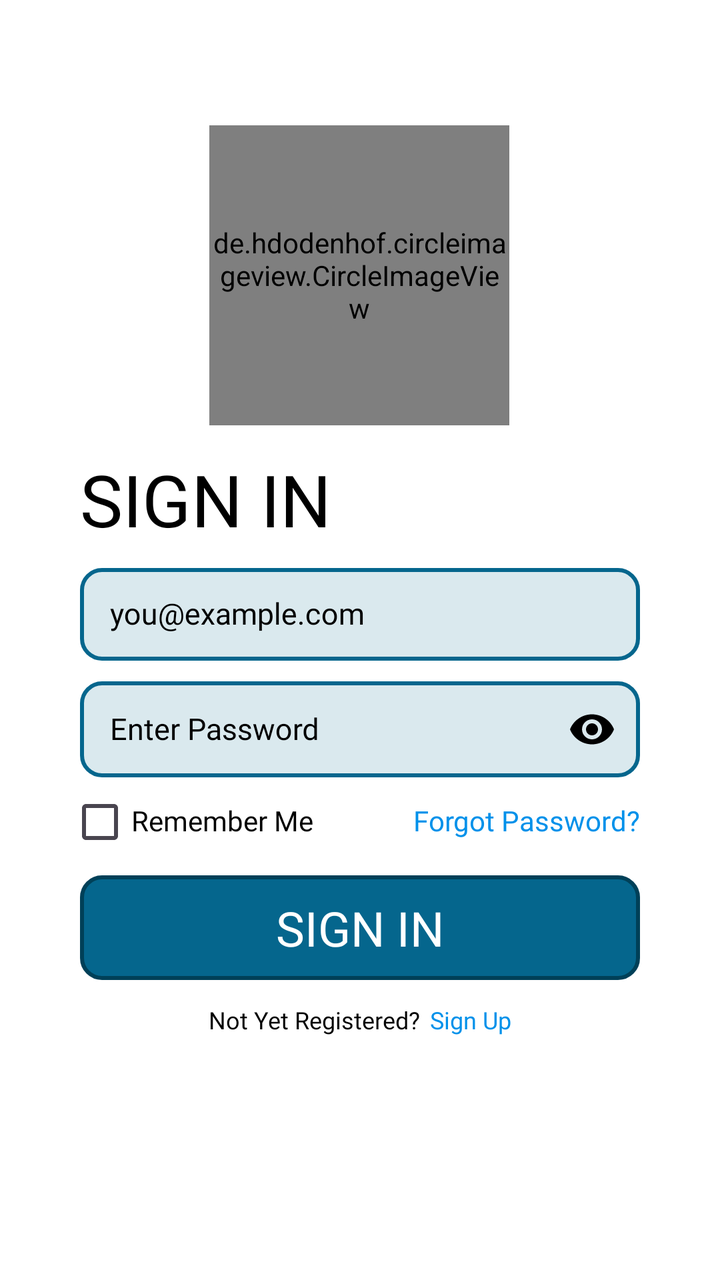
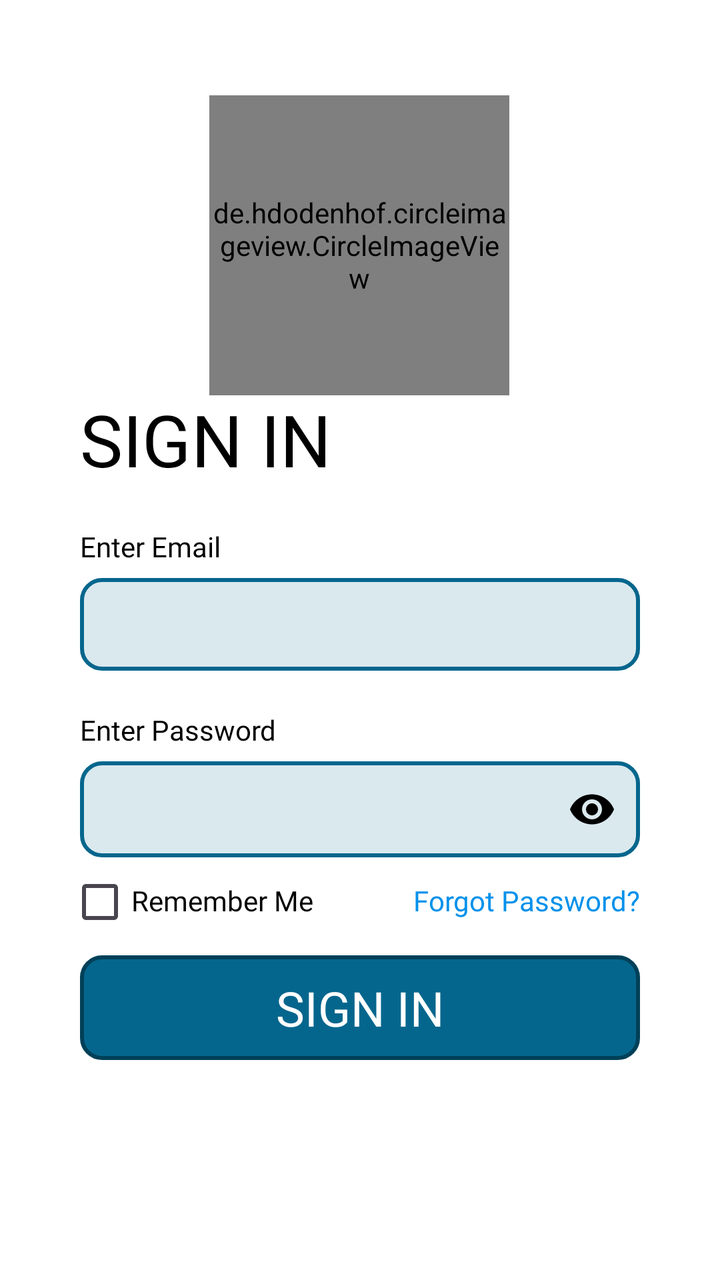

Screens rendered from an Android XML layout before and after an edit, with the pre-edit source and the edit as a unified diff.
<!-- AndroidManifest.xml: application theme Theme.Hostelvault -->
<!-- res/layout/activity_login.xml -->
<?xml version="1.0" encoding="utf-8"?>
<androidx.constraintlayout.widget.ConstraintLayout xmlns:android="http://schemas.android.com/apk/res/android"
    xmlns:app="http://schemas.android.com/apk/res-auto"
    xmlns:tools="http://schemas.android.com/tools"
    android:id="@+id/main"
    android:layout_width="match_parent"
    android:layout_height="match_parent"
    android:background="#FFFFFF"
    android:gravity="bottom"
    android:orientation="vertical"
    android:padding="20dp"
    tools:context=".loginActivity">

    
    
    
    
    
    
    

    <de.hdodenhof.circleimageview.CircleImageView
        android:id="@+id/profile_image"
        android:layout_width="150dp"
        android:layout_marginTop="50dp"
        android:layout_height="150dp"
        android:src="@drawable/picsart"
        app:civ_border_color="#FF000000"
        app:civ_border_width="2dp"
        app:layout_constraintBottom_toTopOf="@+id/linearLayout2"
        app:layout_constraintEnd_toEndOf="parent"
        app:layout_constraintHorizontal_bias="0.498"
        app:layout_constraintStart_toStartOf="parent"
        app:layout_constraintTop_toTopOf="parent" />

    

    <LinearLayout
        android:id="@+id/linearLayout2"
        android:layout_width="match_parent"
        android:layout_height="wrap_content"
        android:layout_marginBottom="80dp"
        android:gravity="start"
        android:orientation="vertical"
        android:padding="20dp"
        app:layout_constraintBottom_toBottomOf="parent"
        app:layout_constraintEnd_toEndOf="parent"
        app:layout_constraintHorizontal_bias="0.0"
        app:layout_constraintStart_toStartOf="parent"
        app:layout_constraintTop_toTopOf="parent"
        app:layout_constraintVertical_bias="1.0">

        <TextView
            android:id="@+id/logintv"
            android:layout_width="wrap_content"
            android:layout_height="wrap_content"
            android:fontFamily="@font/poppins_semibold"
            android:text="@string/sign_in"
            android:textAllCaps="true"
            android:textColor="@color/black"
            android:textSize="36sp">

        </TextView>


        <com.google.android.material.textfield.TextInputLayout
            style="@style/Widget.Material3.TextInputLayout.OutlinedBox.Dense"
            android:layout_width="match_parent"
            android:layout_height="wrap_content"
            android:layout_marginTop="5dp"
            android:textColorHint="@color/black"
            app:endIconMode="clear_text">

            <com.google.android.material.textfield.TextInputEditText
                android:id="@+id/loginEt_email"
                style="@style/Theme.Hostelvault"
                android:layout_width="match_parent"
                android:background="@drawable/btn_bg_transparent"
                android:layout_height="match_parent"
                android:layout_marginTop="10dp"
                android:autofillHints="emailAddress"
                android:fontFamily="@font/poppins"
                android:hint="@string/you_example_com"
                android:includeFontPadding="true"
                android:inputType="text"
                android:paddingStart="15dp"
                android:textColor="@color/black"
                android:textColorHint="@color/grey"
                android:textSize="15sp"
                tools:ignore="RtlSymmetry">

            </com.google.android.material.textfield.TextInputEditText>

        </com.google.android.material.textfield.TextInputLayout>


        <com.google.android.material.textfield.TextInputLayout
            style="@style/Widget.Material3.TextInputLayout.OutlinedBox.Dense"
            android:layout_width="match_parent"
            android:layout_height="wrap_content"
            android:layout_marginTop="5dp"
            android:textColorHint="@color/black"
            app:passwordToggleEnabled="true"
            app:passwordToggleTint="@color/black">

            <com.google.android.material.textfield.TextInputEditText
                android:id="@+id/loginET_pwd"
                android:layout_width="match_parent"
                style="@style/Theme.Hostelvault"
                android:layout_height="match_parent"
                android:background="@drawable/btn_bg_transparent"
                android:layout_marginTop="10dp"
                android:autofillHints="password"
                android:fontFamily="@font/poppins"
                android:hint="@string/enter_password"
                android:includeFontPadding="true"
                android:inputType="textPassword"
                android:paddingStart="15dp"
                android:textColor="@color/black"
                android:textColorHint="@color/grey"
                android:textSize="15sp"
                tools:ignore="RtlSymmetry">

            </com.google.android.material.textfield.TextInputEditText>

        </com.google.android.material.textfield.TextInputLayout>

        <androidx.constraintlayout.widget.ConstraintLayout
            android:layout_width="match_parent"
            android:layout_height="wrap_content"
            android:layout_gravity="center"

            android:orientation="horizontal">

            <com.google.android.material.checkbox.MaterialCheckBox
                android:id="@+id/rememberME"
                android:layout_width="20dp"
                android:layout_height="20dp"
                app:buttonIconTint="@color/white"
                app:layout_constraintBottom_toBottomOf="parent"
                app:layout_constraintEnd_toEndOf="parent"
                app:layout_constraintHorizontal_bias="0.0"
                app:layout_constraintStart_toStartOf="parent"
                app:layout_constraintTop_toTopOf="parent"
                app:layout_constraintVertical_bias="0.428">

            </com.google.android.material.checkbox.MaterialCheckBox>

            <TextView
                android:id="@+id/textView4"
                android:layout_width="wrap_content"
                android:layout_height="25dp"
                android:layout_marginTop="12dp"
                android:layout_marginBottom="12dp"
                android:autoSizeMaxTextSize="28sp"
                android:autoSizeMinTextSize="12sp"
                android:autoSizeStepGranularity="1sp"
                android:autoSizeTextType="uniform"
                android:fontFamily="@font/poppins"
                android:text="@string/remember_me"
                android:textColor="@color/black"
                android:textFontWeight="500"
                android:textScaleX="1"
                app:layout_constraintBottom_toBottomOf="parent"
                app:layout_constraintEnd_toEndOf="parent"
                app:layout_constraintHorizontal_bias="0.135"
                app:layout_constraintStart_toStartOf="parent"
                app:layout_constraintTop_toTopOf="parent"
                app:layout_constraintVertical_bias="0.0">

            </TextView>

            <TextView
                android:id="@+id/forgotpwd"
                android:layout_width="wrap_content"
                android:layout_height="25dp"
                android:autoSizeMaxTextSize="28sp"
                android:autoSizeMinTextSize="12sp"
                android:autoSizeStepGranularity="1sp"
                android:autoSizeTextType="uniform"
                android:fontFamily="@font/poppins"
                android:text="@string/forgot_password"
                android:textColor="@color/blue"
                android:textFontWeight="500"
                android:textScaleX="1"
                app:layout_constraintBottom_toBottomOf="parent"
                app:layout_constraintEnd_toEndOf="parent"
                app:layout_constraintHorizontal_bias="1.0"
                app:layout_constraintStart_toStartOf="parent"
                app:layout_constraintTop_toTopOf="parent">

            </TextView>


        </androidx.constraintlayout.widget.ConstraintLayout>


        <com.google.android.material.button.MaterialButton
            android:id="@+id/button"
            style="@style/Theme.Hostelvault"
            android:layout_width="match_parent"
            android:layout_height="wrap_content"
            android:layout_gravity="center"
            android:layout_marginBottom="10dp"
            android:autoSizeMaxTextSize="28sp"
            android:autoSizeMinTextSize="12sp"
            android:autoSizeStepGranularity="1sp"
            android:autoSizeTextType="uniform"
            android:background="@drawable/btn_bg"
            android:fontFamily="@font/poppins_semibold"
            android:gravity="center"
            android:text="@string/sign_in"
            android:textAllCaps="true"
            android:textColor="@color/white"
            android:textSize="24sp">

        </com.google.android.material.button.MaterialButton>


        <LinearLayout
            android:layout_width="match_parent"
            android:layout_height="20dp"
            android:layout_gravity="center"
            android:gravity="center"
            android:orientation="horizontal">

            <TextView
                android:layout_width="wrap_content"
                android:layout_height="wrap_content"
                android:fontFamily="@font/poppins"
                android:text="@string/not_yet_registered"
                android:textColor="@color/black"
                android:textSize="12sp">

            </TextView>

            <TextView
                android:id="@+id/loginIntosignup"
                android:layout_width="wrap_content"
                android:layout_height="wrap_content"
                android:layout_marginLeft="5dp"
                android:fontFamily="@font/poppins"
                android:text="Sign Up"
                android:textColor="@color/blue"
                android:textSize="12sp">

            </TextView>


        </LinearLayout>

    </LinearLayout>

    <ProgressBar
        android:id="@+id/progressbarSignin"
        android:layout_width="50dp"
        android:layout_height="50dp"
        android:layout_marginTop="10dp"
        android:visibility="gone">

    </ProgressBar>


</androidx.constraintlayout.widget.ConstraintLayout>
<!-- resources referenced by this layout -->
<resources>
  <color name="black">#FF000000</color>
  <color name="blue">#0091EA</color>
  <color name="grey">#3A393D</color>
  <color name="white">#FFFFFFFF</color>
  <!-- drawable btn_bg (drawable) -->
  <?xml version="1.0" encoding="utf-8"?>
  <shape xmlns:android="http://schemas.android.com/apk/res/android" android:shape="rectangle">
      <stroke
          android:color="#004058"
          android:width="2dp">
      </stroke>
      <corners
          android:radius="10dp">
      </corners>
      <solid
          android:color="@color/dark_teal">
      </solid>
  </shape>
  <!-- drawable btn_bg_transparent (drawable) -->
  <?xml version="1.0" encoding="utf-8"?>
  <shape xmlns:android="http://schemas.android.com/apk/res/android" android:shape="rectangle">
      <stroke
          android:color="@color/dark_teal"
          android:width="2dp">
      </stroke>
      <corners
          android:radius="10dp">
      </corners>
      <solid
          android:color="#2505668D">
      </solid>
  
  </shape>
  <!-- drawable picsart: jpeg bitmap (drawable, 166505 bytes) -->
  <string name="enter_password">Enter Password</string>
  <string name="forgot_password">Forgot Password?</string>
  <string name="not_yet_registered">Not Yet Registered?</string>
  <string name="remember_me">Remember Me</string>
  <string name="sign_in">Sign In</string>
  <string name="you_example_com">you@example.com</string>
  <style name="Theme.Hostelvault" parent="Theme.Material3.DayNight.NoActionBar">
  
          <item name="android:statusBarColor">@color/bg_color</item>
          <item name="colorPrimary">@color/dark_teal</item>
          <item name="colorPrimaryVariant">@color/transparent</item>
          <item name="backgroundTint">@null</item>
          <item name="strokeColor">@null</item>
  
      </style>
  <color name="dark_teal">#05668D</color>
  <color name="bg_color">#1A1A24</color>
  <color name="transparent">#004F4FA5</color>
</resources>

<!-- the commit's change to res/layout/activity_login.xml (unified diff, before → after) -->
@@ -22,8 +22,8 @@
     <de.hdodenhof.circleimageview.CircleImageView
         android:id="@+id/profile_image"
         android:layout_width="150dp"
+        android:layout_height="150dp"
         android:layout_marginTop="50dp"
-        android:layout_height="150dp"
         android:src="@drawable/picsart"
         app:civ_border_color="#FF000000"
         app:civ_border_width="2dp"
@@ -39,7 +39,7 @@
         android:id="@+id/linearLayout2"
         android:layout_width="match_parent"
         android:layout_height="wrap_content"
-        android:layout_marginBottom="80dp"
+        android:layout_marginBottom="60dp"
         android:gravity="start"
         android:orientation="vertical"
         android:padding="20dp"
@@ -62,12 +62,26 @@
 
         </TextView>
 
+        <TextView
+            android:layout_width="wrap_content"
+            android:layout_height="20dp"
+            android:autoSizeMaxTextSize="28sp"
+            android:layout_marginTop="20dp"
+            android:autoSizeMinTextSize="12sp"
+            android:autoSizeStepGranularity="1sp"
+            android:autoSizeTextType="uniform"
+            android:fontFamily="@font/poppins"
+            android:text="Enter Email"
+            android:textColor="@color/black"
+            android:textScaleX="1">
+
+        </TextView>
+
 
         <com.google.android.material.textfield.TextInputLayout
             style="@style/Widget.Material3.TextInputLayout.OutlinedBox.Dense"
             android:layout_width="match_parent"
             android:layout_height="wrap_content"
-            android:layout_marginTop="5dp"
             android:textColorHint="@color/black"
             app:endIconMode="clear_text">
 
@@ -75,12 +89,11 @@
                 android:id="@+id/loginEt_email"
                 style="@style/Theme.Hostelvault"
                 android:layout_width="match_parent"
-                android:background="@drawable/btn_bg_transparent"
                 android:layout_height="match_parent"
                 android:layout_marginTop="10dp"
                 android:autofillHints="emailAddress"
-                android:fontFamily="@font/poppins"
-                android:hint="@string/you_example_com"
+                android:background="@drawable/btn_bg_transparent"
+                android:fontFamily="@font/poppins"
                 android:includeFontPadding="true"
                 android:inputType="text"
                 android:paddingStart="15dp"
@@ -93,26 +106,38 @@
 
         </com.google.android.material.textfield.TextInputLayout>
 
+        <TextView
+            android:layout_width="wrap_content"
+            android:layout_height="20dp"
+            android:autoSizeMaxTextSize="28sp"
+            android:layout_marginTop="20dp"
+            android:autoSizeMinTextSize="12sp"
+            android:autoSizeStepGranularity="1sp"
+            android:autoSizeTextType="uniform"
+            android:fontFamily="@font/poppins"
+            android:text="Enter Password"
+            android:textColor="@color/black"
+            android:textScaleX="1">
+
+        </TextView>
 
         <com.google.android.material.textfield.TextInputLayout
             style="@style/Widget.Material3.TextInputLayout.OutlinedBox.Dense"
             android:layout_width="match_parent"
             android:layout_height="wrap_content"
-            android:layout_marginTop="5dp"
             android:textColorHint="@color/black"
             app:passwordToggleEnabled="true"
             app:passwordToggleTint="@color/black">
 
             <com.google.android.material.textfield.TextInputEditText
                 android:id="@+id/loginET_pwd"
+                style="@style/Theme.Hostelvault"
                 android:layout_width="match_parent"
-                style="@style/Theme.Hostelvault"
                 android:layout_height="match_parent"
-                android:background="@drawable/btn_bg_transparent"
                 android:layout_marginTop="10dp"
                 android:autofillHints="password"
-                android:fontFamily="@font/poppins"
-                android:hint="@string/enter_password"
+                android:background="@drawable/btn_bg_transparent"
+                android:fontFamily="@font/poppins"
                 android:includeFontPadding="true"
                 android:inputType="textPassword"
                 android:paddingStart="15dp"
@@ -129,7 +154,6 @@
             android:layout_width="match_parent"
             android:layout_height="wrap_content"
             android:layout_gravity="center"
-
             android:orientation="horizontal">
 
             <com.google.android.material.checkbox.MaterialCheckBox
@@ -217,37 +241,37 @@
         </com.google.android.material.button.MaterialButton>
 
 
-        <LinearLayout
-            android:layout_width="match_parent"
-            android:layout_height="20dp"
-            android:layout_gravity="center"
-            android:gravity="center"
-            android:orientation="horizontal">
-
-            <TextView
-                android:layout_width="wrap_content"
-                android:layout_height="wrap_content"
-                android:fontFamily="@font/poppins"
-                android:text="@string/not_yet_registered"
-                android:textColor="@color/black"
-                android:textSize="12sp">
-
-            </TextView>
-
-            <TextView
-                android:id="@+id/loginIntosignup"
-                android:layout_width="wrap_content"
-                android:layout_height="wrap_content"
-                android:layout_marginLeft="5dp"
-                android:fontFamily="@font/poppins"
-                android:text="Sign Up"
-                android:textColor="@color/blue"
-                android:textSize="12sp">
-
-            </TextView>
-
-
-        </LinearLayout>
+        
+        
+        
+        
+        
+        
+
+        
+        
+        
+        
+        
+        
+        
+
+        
+
+        
+        
+        
+        
+        
+        
+        
+        
+        
+
+        
+
+
+        
 
     </LinearLayout>
 
@@ -255,8 +279,13 @@
         android:id="@+id/progressbarSignin"
         android:layout_width="50dp"
         android:layout_height="50dp"
-        android:layout_marginTop="10dp"
-        android:visibility="gone">
+        android:visibility="gone"
+        app:layout_constraintBottom_toBottomOf="parent"
+        app:layout_constraintEnd_toEndOf="parent"
+        app:layout_constraintHorizontal_bias="0.5"
+        app:layout_constraintStart_toStartOf="parent"
+        app:layout_constraintTop_toTopOf="parent"
+        app:layout_constraintVertical_bias="0.5">
 
     </ProgressBar>
 
<!-- resource entries referenced after the edit -->
@@ -34,12 +34,9 @@
   
   </shape>
   <!-- drawable picsart: jpeg bitmap (drawable, 166505 bytes) -->
-  <string name="enter_password">Enter Password</string>
   <string name="forgot_password">Forgot Password?</string>
-  <string name="not_yet_registered">Not Yet Registered?</string>
   <string name="remember_me">Remember Me</string>
   <string name="sign_in">Sign In</string>
-  <string name="you_example_com">you@example.com</string>
   <style name="Theme.Hostelvault" parent="Theme.Material3.DayNight.NoActionBar">
   
           <item name="android:statusBarColor">@color/bg_color</item>
